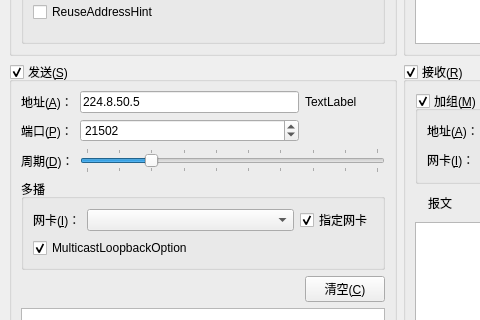
Above: mainwindow.ui from tnie/qtst before the change; both pictures show x 0 to 480 and y 218 to 538 of the 800 by 771 pixel window. Below: the same form after it.
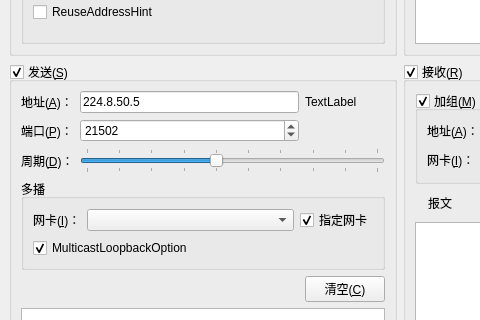
That is the form after the change.

Commit message: 新增 1000/100/10 hz 发送数据

```diff
--- a/mainwindow.ui
+++ b/mainwindow.ui
@@ -207,19 +207,19 @@
          <item row="2" column="1" colspan="2">
           <widget class="QSlider" name="sliderFrequency">
            <property name="minimum">
-            <number>1</number>
+            <number>0</number>
            </property>
            <property name="maximum">
-            <number>10</number>
+            <number>9</number>
            </property>
            <property name="pageStep">
             <number>1</number>
            </property>
            <property name="value">
-            <number>3</number>
+            <number>4</number>
            </property>
            <property name="sliderPosition">
-            <number>3</number>
+            <number>4</number>
            </property>
            <property name="orientation">
             <enum>Qt::Horizontal</enum>
```
The commit also changes 1 other file.
